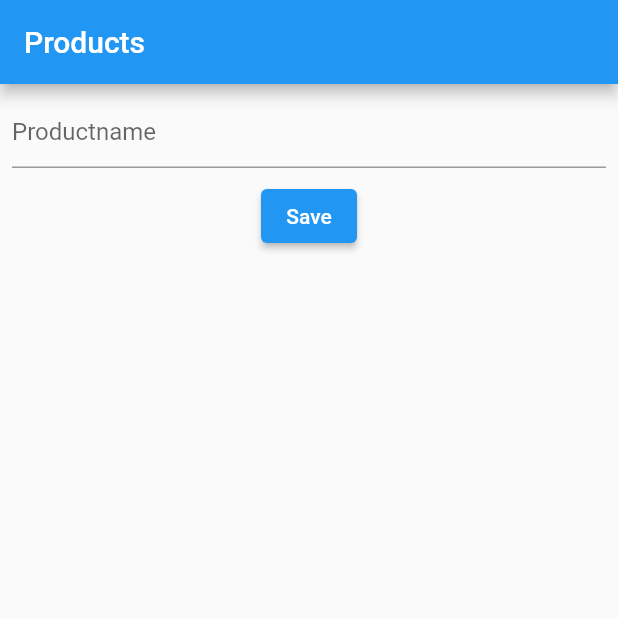
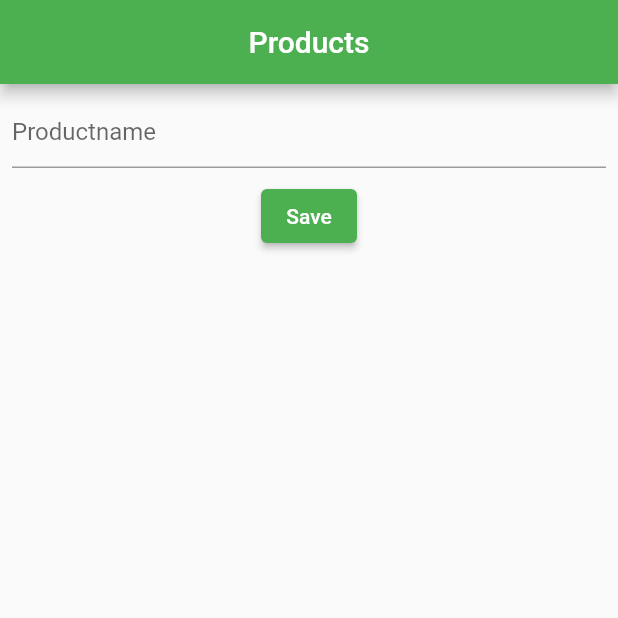
Before and after one commit to Hanuk0/Paron_AB, a Flutter app: the screen it shows after launch, after a tap on "Save", on a phone screen of 412 x 824 dp, the top half of it. Run offline on Flutter 3.47's test engine with Material 2 defaults, Android fonts, the phone set to English and light mode, and no system bars; our stand-ins replace cloud_firestore, firebase_core; accounts and stored records are empty.

Commit message:
Added theme and new firestore collection

```diff
--- a/lib/main.dart
+++ b/lib/main.dart
@@ -1,6 +1,8 @@
 import 'package:flutter/material.dart';
 import 'package:firebase_core/firebase_core.dart';
 import 'package:cloud_firestore/cloud_firestore.dart';
+import 'package:paron_ab/model.dart';
+import 'productpage.dart';
 
 Future<void> main() async {
   WidgetsFlutterBinding.ensureInitialized();
@@ -15,21 +17,27 @@
   @override
   Widget build(BuildContext context) {
     return MaterialApp(
+      debugShowCheckedModeBanner: false,
+      theme: ThemeData(
+        primarySwatch: Colors.green,
+        backgroundColor: Colors.white,
+      ),
       title: 'Päron Logistics',
-      home: ProductPage(),
+      home: ProductList(),
     );
   }
 }
 
-class ProductPage extends StatelessWidget {
-  ProductPage({Key? key}) : super(key: key);
+class ProductList extends StatelessWidget {
+  ProductList({Key? key}) : super(key: key);
 
   final _controller = TextEditingController();
 
   void _saveProduct() {
-    final productName = _controller.text;
+    //final productName = _controller.text;
 
-    FirebaseFirestore.instance.collection('Products');
+    FirebaseFirestore.instance.collection(
+        'Products'); //lägg till update här också för att uppdatera saldo
 
     _controller.clear();
   }
@@ -43,9 +51,16 @@
 
           //Lista på produkter med namn, produktnummer och pris
           return ListTile(
-            title: Text(doc['name']),
-            subtitle: Text(doc['nr']),
-            trailing: Text(doc['price'].toString() + ' kr'),
+            title: Text(doc['product']),
+            subtitle: Text(doc['quantity'].toString()),
+            trailing: Text(doc['city']),
+
+            //trailing: const Icon(Icons.arrow_forward),
+
+            onTap: () => MaterialPageRoute(
+              builder: ((context) => const ProductPage(StockItem)),
+            ),
+            // trailing: Text(doc['price'].toString() + ' kr'),
           );
         });
   }
@@ -54,6 +69,7 @@
   Widget build(BuildContext context) {
     return Scaffold(
       appBar: AppBar(
+        centerTitle: true,
         title: const Text('Products'),
       ),
       body: Column(children: [
@@ -72,7 +88,7 @@
           },
         ),
         StreamBuilder<QuerySnapshot>(
-          stream: FirebaseFirestore.instance.collection('Products').snapshots(),
+          stream: FirebaseFirestore.instance.collection('Stock').snapshots(),
           builder: (context, snapshot) {
             if (!snapshot.hasData) return const LinearProgressIndicator();
             return Expanded(child: _buildList(snapshot.requireData));
```
